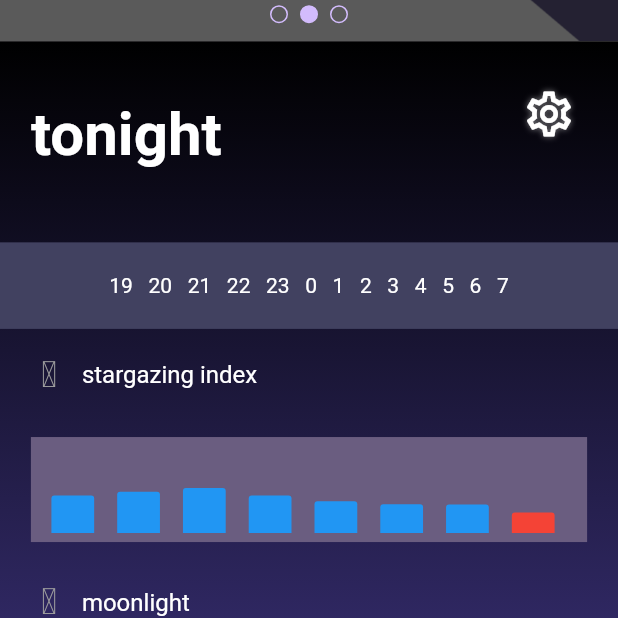
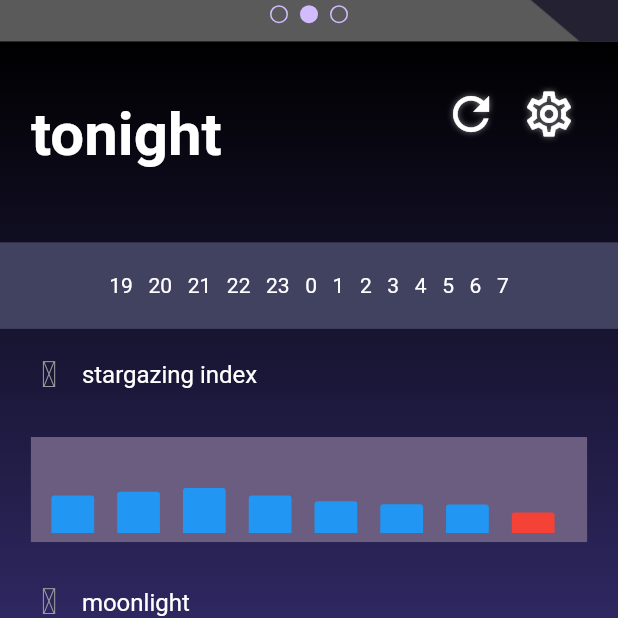
Before and after one commit to khorcarol/skyspy, a Flutter app: the screen it shows after launch, scrolled down 576 dp, on a phone screen of 412 x 824 dp, the top half of it. Run offline on Flutter 3.47's test engine with Material 3 defaults, Android fonts, the phone set to English and light mode, and no system bars; our stand-ins replace charts_flutter, weather; network calls fail.

Commit message:
preliminary weather api support

```diff
--- a/lib/home.dart
+++ b/lib/home.dart
@@ -1,4 +1,6 @@
 import 'package:flutter/material.dart';
+import 'package:provider/provider.dart';
+import 'package:skyspy/main.dart';
 
 class HomePage extends StatelessWidget {
   const HomePage({super.key});
@@ -19,30 +21,32 @@ class HomePage extends StatelessWidget {
               Color.fromRGBO(180, 126, 136, 1),
             ]
           )),
-        child: const Stack(children: [
-          FractionallySizedBox(
+        child: Stack(children: [
+          const FractionallySizedBox(
             widthFactor: 1.0,
             heightFactor: 1.0,
             child: Image(image: AssetImage('images/combined.png'), fit: BoxFit.cover),
           ),
           Padding(
-            padding: EdgeInsets.only(top: 140.0),
+            padding: const EdgeInsets.only(top: 140.0),
             child: Center(
               child: Column(children: [
-                Text(
+                const Text(
                   'stargazing suitability',
                   style: TextStyle(
                     color: Colors.white,
                     fontSize: 20,
                   ),
                 ),
-                Text(
-                  '86%',
-                  style: TextStyle(
-                    color: Color.fromRGBO(255, 255, 255, 0.6),
-                    fontSize: 70,
-                  ),
-                ),
+                Consumer<WeatherData>(
+                  builder: (context, weather, child) => Text(
+                    weather.data?.tempMax?.celsius?.toInt().toString() ?? "...",
+                    style: const TextStyle(
+                      color: Color.fromRGBO(255, 255, 255, 0.6),
+                      fontSize: 70,
+                    )
+                  )
+                )
               ])
             )
           ),
--- a/lib/main.dart
+++ b/lib/main.dart
@@ -1,6 +1,7 @@
 import 'dart:ui';
 import 'package:flutter/material.dart';
 import 'package:provider/provider.dart';
+import 'package:weather/weather.dart';
 
 import 'package:skyspy/vertical_pages.dart';
 import 'package:skyspy/settings.dart';
@@ -53,12 +54,15 @@ const ColorFilter redFilter = ColorFilter.matrix(<double>[
 ]);
 
 void main() {
-  runApp(ChangeNotifierProvider(
-      create: (context) => AppSettings(),
+  runApp(
+    MultiProvider(
+      providers: [
+        ChangeNotifierProvider(create: (context) => AppSettings()),
+        ChangeNotifierProvider(create: (context) => WeatherData()),
+      ],
       child: MaterialApp(
           title: 'SkySpy',
-          scrollBehavior:
-              MyCustomScrollBehavior(), // allows drag to scroll on desktop/web
+          scrollBehavior: MyCustomScrollBehavior(), // allows drag to scroll on desktop/web
           theme: ThemeData(
               colorScheme: ColorScheme.fromSeed(
                   seedColor: Colors.deepPurple, brightness: Brightness.dark),
@@ -83,6 +87,22 @@ class AppSettings extends ChangeNotifier {
   }
 }
 
+class WeatherData extends ChangeNotifier {
+  String key = "e43370b37615967700311d81c1fbc5e4";
+  late WeatherFactory ws;
+  Weather? data;
+
+  WeatherData() {
+    ws = WeatherFactory(key);
+    queryWeather();
+  }
+
+  void queryWeather() async {
+    data = await ws.currentWeatherByLocation(35, 0); // TODO: change coords
+    notifyListeners();
+  }
+}
+
 class MyApp extends StatelessWidget {
   const MyApp({super.key});
 
@@ -96,9 +116,15 @@ class MyApp extends StatelessWidget {
         Positioned(
           top: 50.0,
           right: 20.0,
-          child: Padding(
-              padding: const EdgeInsets.all(0.0),
-              child: IconButton(
+          child: Row(
+            mainAxisSize: MainAxisSize.min,
+            children: [
+              IconButton(
+                icon: const GlowingIcon(icon: Icons.refresh_outlined),
+                iconSize: 36.0,
+                onPressed: Provider.of<WeatherData>(context, listen: false).queryWeather
+              ),
+              IconButton(
                 icon: const GlowingIcon(icon: Icons.settings_outlined),
                 iconSize: 36.0,
                 onPressed: () {
@@ -107,7 +133,10 @@ class MyApp extends StatelessWidget {
                     MaterialPageRoute(
                         builder: (context) => const SettingsPage()),
                   );
-                  })),
+                }
+              ),
+            ],
+          )
         )
       ]),
     );
--- a/pubspec.yaml
+++ b/pubspec.yaml
@@ -38,6 +38,7 @@ dependencies:
   flutter_font_icons: ^2.2.7
   provider: ^6.1.2
   charts_flutter: ^0.11.0
+  weather: ^3.1.1
 
 
 dev_dependencies:
```
Also changed, not shown: pubspec.lock. Lines whose indentation alone changed are shown as unchanged.
